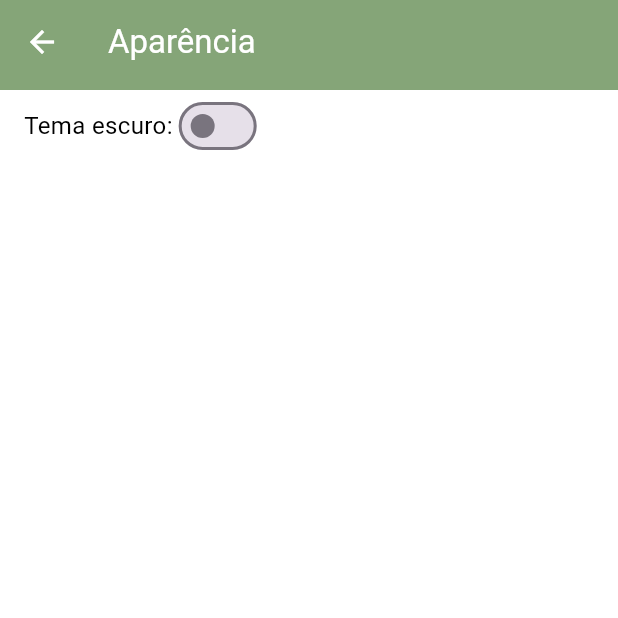
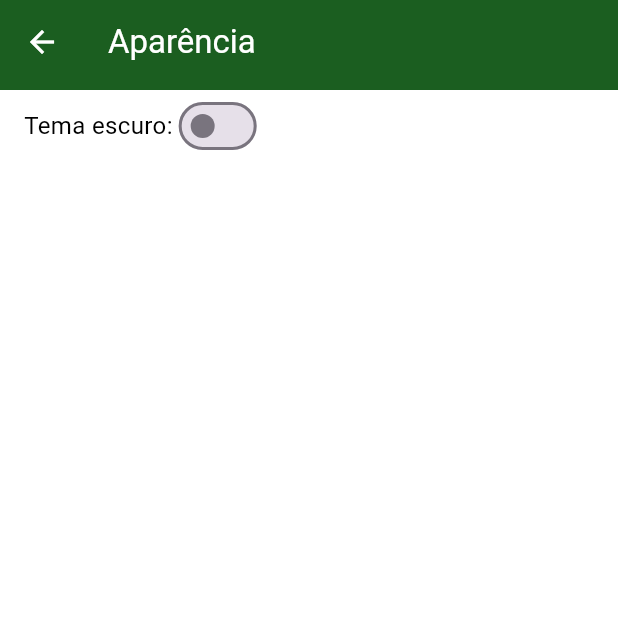
Before and after one commit to Joao-Gabriel-NSilva/edupost, a Flutter app: the Aparencia screen opened directly, on a phone screen of 412 x 824 dp, the top half of it. Run offline on Flutter 3.47's test engine with Material 3 defaults, Android fonts, the phone set to English and light mode, and no system bars; our stand-ins replace cloud_firestore, firebase_auth, firebase_core, firebase_messaging, font_awesome_flutter, multi_dropdown and 1 more; accounts and stored records are empty.

Commit message:
Alterações visuais e correções

```diff
--- a/lib/main.dart
+++ b/lib/main.dart
@@ -50,19 +50,22 @@ Future<void> main() async {
     noti.salvarToken(usuario);
   }
 
-  runApp(App(logado, usuarioM));
+  var themeManager = UtilStyle.instance.themeManager;
+
+  runApp(App(logado, usuarioM, themeManager));
 }
 
 class App extends StatelessWidget {
   final bool logado;
   final Usuario usuario;
+  final ThemeManager themeManager;
 
-  const App(this.logado, this.usuario, {super.key});
+  const App(this.logado, this.usuario, this.themeManager, {super.key});
 
   @override
   Widget build(BuildContext context) {
-    return ChangeNotifierProvider(
-      create: (_) => ThemeManager(),
+    return ChangeNotifierProvider.value(
+      value: themeManager,
       child: Consumer<ThemeManager>(
         builder: (context, themeManager, child) {
           return MaterialApp(
--- a/lib/util/util_style.dart
+++ b/lib/util/util_style.dart
@@ -14,7 +14,7 @@ class UtilStyle {
 
   static String? tema;
 
-  final Color corPrimaria = Colors.lightGreen.shade900;
+  final Color corPrimaria = const Color.fromRGBO(27, 94, 32, 1);
   final Color corErro = const Color.fromRGBO(186, 26, 26, 1);
 
   Color get backGroundColor {
@@ -36,7 +36,7 @@ class UtilStyle {
     return !themeManager.isDarkMode ? whiteThemeTextFieldColor : darkThemeTextFieldColor;
   }
 
-  final Color darkThemeBackGround = Colors.white12;
+  final Color darkThemeBackGround = const Color.fromRGBO(23, 23, 23, 1);
   final Color darkThemeForeGround = Colors.white;
   final Color darkThemeTileColor = Colors.black26;
   final Color darkThemeTitleColor = Colors.white;
--- a/lib/widget/home_page/main_app_bar_widget.dart
+++ b/lib/widget/home_page/main_app_bar_widget.dart
@@ -17,7 +17,7 @@ class MainAppBarWidget extends StatelessWidget implements PreferredSizeWidget {
   Widget build(BuildContext context) {
     return AppBar(
       title: Text(titulo??'EduPost'),
-      backgroundColor: UtilStyle.instance.corPrimaria.withOpacity(0.6),
+      backgroundColor: UtilStyle.instance.corPrimaria,
       foregroundColor: Colors.white,
       actions: [
         if(mostraActions) PopupMenuButton(
```
Also changed, not shown: lib/screens/canal.dart (+19 -7 lines), lib/screens/home_page_aluno.dart (+0 -8 lines), lib/screens/home_page_prof.dart (+3 -6 lines).
